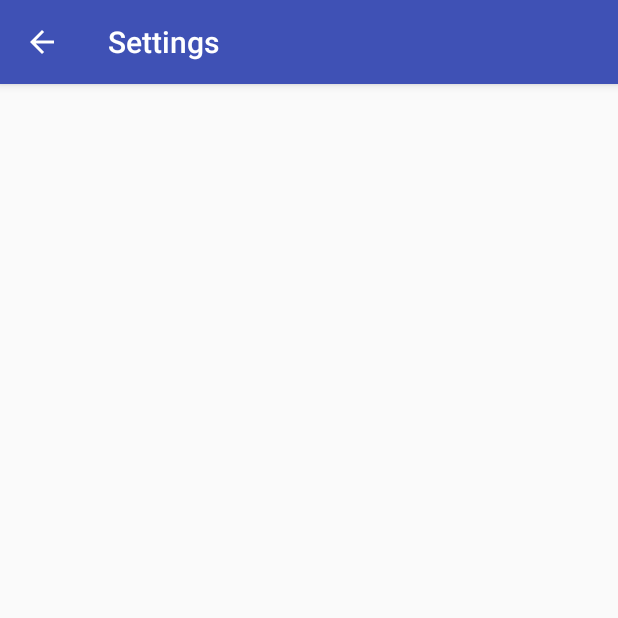
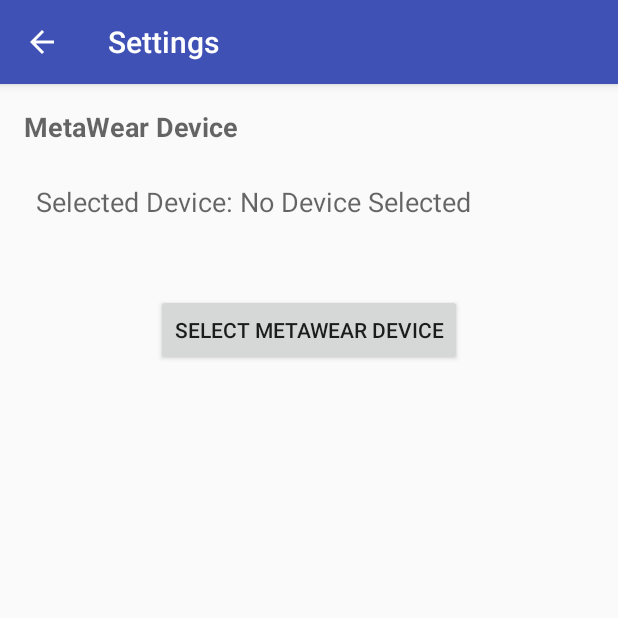
Before and after one commit to jfranco1701/Sleep_Tracker, an Android app: the SettingsActivity screen opened directly, with no data from a screen before it, on a phone screen of 412 x 824 dp, the top half of it. Run offline under Robolectric (Android 15) with nearby library versions, the phone set to English and light mode, and no system bars.

```diff
--- a/app/src/main/java/com/app/joe/sleeptracker/SettingsActivity.java
+++ b/app/src/main/java/com/app/joe/sleeptracker/SettingsActivity.java
@@ -1,13 +1,24 @@
 package com.app.joe.sleeptracker;
 
+import android.app.Activity;
+import android.content.Intent;
+import android.content.SharedPreferences;
 import android.os.Bundle;
 import android.support.design.widget.FloatingActionButton;
 import android.support.design.widget.Snackbar;
+import android.support.v7.app.AlertDialog;
 import android.support.v7.app.AppCompatActivity;
 import android.support.v7.widget.Toolbar;
 import android.view.View;
+import android.widget.Button;
+import android.widget.TextView;
 
 public class SettingsActivity extends AppCompatActivity {
+
+    private SharedPreferences preferenceSettings;
+    private SharedPreferences.Editor preferenceEditor;
+
+    private static final int PREFERENCE_MODE_PRIVATE = 0;
 
     @Override
     protected void onCreate(Bundle savedInstanceState) {
@@ -17,6 +28,49 @@ public class SettingsActivity extends AppCompatActivity {
         setSupportActionBar(toolbar);
 
         getSupportActionBar().setDisplayHomeAsUpEnabled(true);
+
+        Button btnSelectDevice = (Button)findViewById(R.id.btnSelectDevice);
+        btnSelectDevice.setOnClickListener(
+                new Button.OnClickListener() {
+                    public void onClick(View v){
+                        Intent intent = new Intent(SettingsActivity.this, MWScanActivity.class);
+                        startActivityForResult(intent, 1);
+                    }
+                }
+        );
+
+        TextView textViewSelectedDevice = (TextView)findViewById(R.id.textViewSelectedDevice);
+        textViewSelectedDevice.setText("Selected Device: " + readMACAddress());
     }
 
+    @Override
+    protected void onActivityResult(int requestCode, int resultCode, Intent data) {
+
+        if (requestCode == 1) {
+            if(resultCode == Activity.RESULT_OK){
+                String strMAC=data.getStringExtra("MAC");
+
+                writeMACAddress(strMAC);
+
+                TextView textViewSelectedDevice = (TextView)findViewById(R.id.textViewSelectedDevice);
+                textViewSelectedDevice.setText("Selected Device: " + readMACAddress());
+            }
+            if (resultCode == Activity.RESULT_CANCELED) {
+                //Write your code if there's no result
+            }
+        }
+    }
+
+    private void writeMACAddress(String macAddress){
+        preferenceSettings = getPreferences(PREFERENCE_MODE_PRIVATE);
+        preferenceEditor = preferenceSettings.edit();
+        preferenceEditor.putString("macAddress", macAddress);
+        preferenceEditor.commit();
+    }
+
+    private String readMACAddress(){
+        preferenceSettings = getPreferences(PREFERENCE_MODE_PRIVATE);
+        String strMACAddress = preferenceSettings.getString("macAddress", "No Device Selected");
+        return strMACAddress;
+    }
 }
--- a/app/src/main/res/layout/content_settings.xml
+++ b/app/src/main/res/layout/content_settings.xml
@@ -12,4 +12,33 @@
     tools:context="com.app.joe.sleeptracker.SettingsActivity"
     tools:showIn="@layout/activity_settings">
 
+    <TextView
+        android:layout_width="wrap_content"
+        android:layout_height="wrap_content"
+        android:textAppearance="?android:attr/textAppearanceMedium"
+        android:text="MetaWear Device"
+        android:id="@+id/textView"
+        android:layout_alignParentTop="true"
+        android:layout_alignParentStart="true"
+        android:textStyle="bold" />
+
+    <TextView
+        android:layout_width="wrap_content"
+        android:layout_height="wrap_content"
+        android:textAppearance="?android:attr/textAppearanceMedium"
+        android:text="Selected Device"
+        android:id="@+id/textViewSelectedDevice"
+        android:layout_marginTop="25dp"
+        android:layout_below="@+id/textView"
+        android:layout_alignParentStart="true"
+        android:layout_marginLeft="8dp" />
+
+    <Button
+        android:layout_width="wrap_content"
+        android:layout_height="wrap_content"
+        android:text="Select MetaWear Device"
+        android:id="@+id/btnSelectDevice"
+        android:layout_below="@+id/textViewSelectedDevice"
+        android:layout_centerHorizontal="true"
+        android:layout_marginTop="49dp" />
 </RelativeLayout>
--- a/app/src/main/res/values/strings.xml
+++ b/app/src/main/res/values/strings.xml
@@ -205,5 +205,5 @@
 
     <string name="drawer_open">Open navigation drawer</string>
     <string name="drawer_close">Close navigation drawer</string>
-
+    <string name="title_activity_mwscan">MWScanActivity</string>
 </resources>
```
Also changed, not shown: app/src/main/AndroidManifest.xml (+9 -1 lines), app/src/main/java/com/app/joe/sleeptracker/MWScanActivity.java (added, +98 -0 lines), app/src/main/res/layout/activity_mwscan.xml (added, +20 -0 lines), app/src/main/res/layout/content_mwscan.xml (added, +15 -0 lines).
